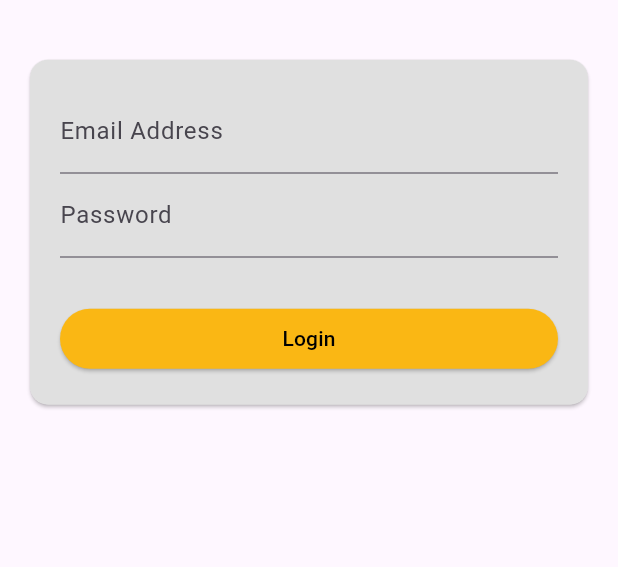
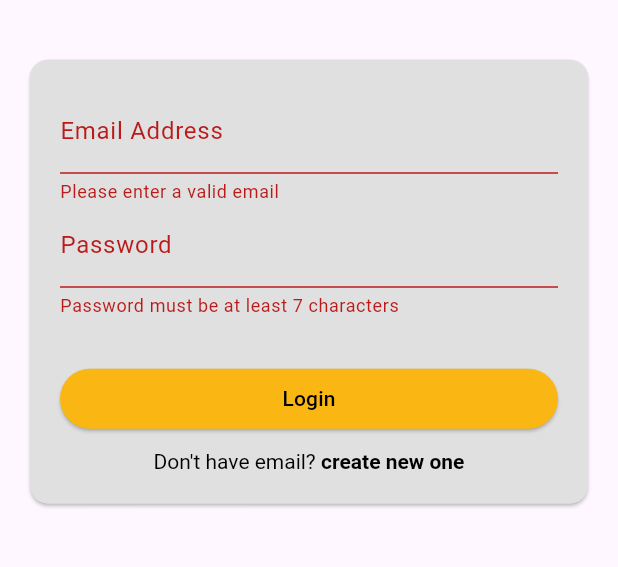
Before and after one commit to MostafaHamed-W/pulse_talk, a Flutter app: the screen it shows after launch, after a tap on "Login", on a phone screen of 412 x 824 dp, the part 519-1086 px from its top. Run offline on Flutter 3.47's test engine with Material 3 defaults, Android fonts, the phone set to English and light mode, and no system bars; our stand-ins replace firebase_core; accounts and stored records are empty.

Commit message:
Add validation to login screen

```diff
--- a/lib/screens/login.dart
+++ b/lib/screens/login.dart
@@ -8,6 +8,22 @@ class LoginScreen extends StatefulWidget {
 }
 
 class _LoginScreenState extends State<LoginScreen> {
+  final _formKey = GlobalKey<FormState>();
+  var _email = '';
+  var _password = '';
+  void _onSubmit() {
+    if (_formKey.currentState!.validate()) {
+      _formKey.currentState!.save();
+      print(_email);
+      print(_password);
+    } else {}
+  }
+
+  @override
+  void dispose() {
+    super.dispose();
+  }
+
   @override
   Widget build(BuildContext context) {
     return Scaffold(
@@ -37,9 +53,20 @@ class _LoginScreenState extends State<LoginScreen> {
                     mainAxisSize: MainAxisSize.min,
                     children: [
                       Form(
+                        key: _formKey,
                         child: Column(
                           children: [
                             TextFormField(
+                              validator: (value) {
+                                if (value == null || !value.contains('@')) {
+                                  return 'Please enter a valid email';
+                                } else {
+                                  return null;
+                                }
+                              },
+                              onSaved: (newValue) {
+                                _email = newValue!;
+                              },
                               onTapOutside: (event) {
                                 FocusManager.instance.primaryFocus?.unfocus();
                               },
@@ -51,6 +78,16 @@ class _LoginScreenState extends State<LoginScreen> {
                               autocorrect: false,
                             ),
                             TextFormField(
+                              validator: (value) {
+                                if (value == null || value.trim().length <= 6) {
+                                  return 'Password must be at least 7 characters';
+                                } else {
+                                  return null;
+                                }
+                              },
+                              onSaved: (newValue) {
+                                _password = newValue!;
+                              },
                               onTapOutside: (event) {
                                 FocusManager.instance.primaryFocus?.unfocus();
                               },
@@ -61,7 +98,7 @@ class _LoginScreenState extends State<LoginScreen> {
                             ),
                             const SizedBox(height: 30),
                             ElevatedButton(
-                              onPressed: () {},
+                              onPressed: _onSubmit,
                               style: ElevatedButton.styleFrom(
                                   backgroundColor: const Color(0xfffab714)),
                               child: const SizedBox(
@@ -72,7 +109,22 @@ class _LoginScreenState extends State<LoginScreen> {
                                   textAlign: TextAlign.center,
                                 ),
                               ),
-                            )
+                            ),
+                            const SizedBox(height: 10),
+                            RichText(
+                              text: const TextSpan(
+                                text: "Don't have email?",
+                                style: TextStyle(color: Colors.black),
+                                children: [
+                                  TextSpan(
+                                    text: " create new one",
+                                    style: TextStyle(
+                                      fontWeight: FontWeight.bold,
+                                    ),
+                                  ),
+                                ],
+                              ),
+                            ),
                           ],
                         ),
                       )
```
